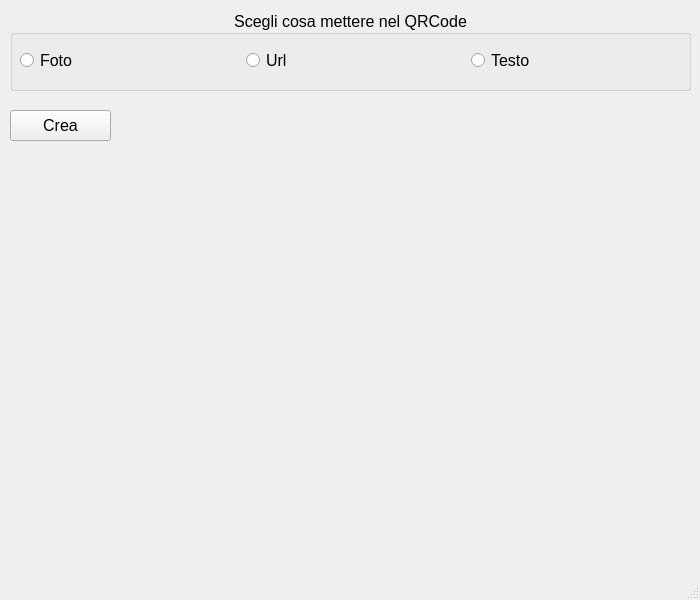
Qt form main.ui (mattepuffo/MPQrcode) before a commit.
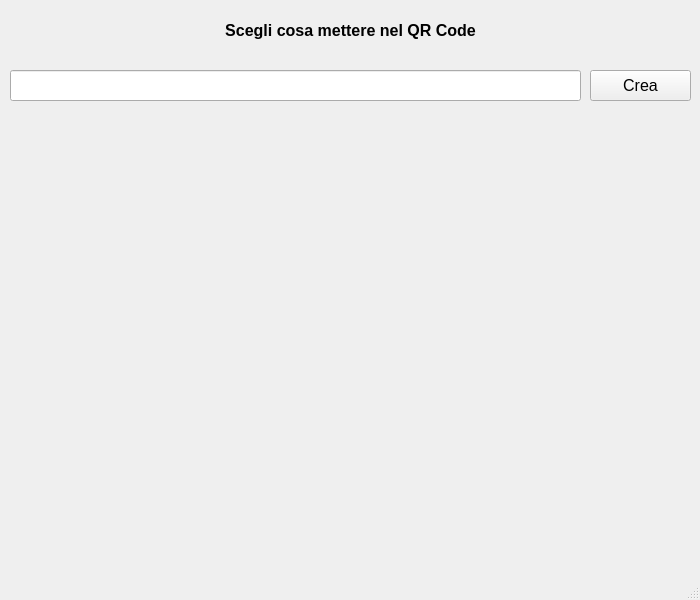
The same form after that commit.

```diff
--- a/main.ui
+++ b/main.ui
@@ -26,78 +26,55 @@
    <string>MPQRcode</string>
   </property>
   <widget class="QWidget" name="centralwidget">
-   <widget class="QGroupBox" name="groupBox">
+   <widget class="QPushButton" name="btnCrea">
+    <property name="geometry">
+     <rect>
+      <x>590</x>
+      <y>70</y>
+      <width>101</width>
+      <height>31</height>
+     </rect>
+    </property>
+    <property name="font">
+     <font>
+      <pointsize>12</pointsize>
+     </font>
+    </property>
+    <property name="text">
+     <string>Crea</string>
+    </property>
+   </widget>
+   <widget class="QLabel" name="label">
     <property name="geometry">
      <rect>
       <x>10</x>
       <y>10</y>
       <width>681</width>
-      <height>81</height>
+      <height>41</height>
      </rect>
     </property>
     <property name="font">
      <font>
       <pointsize>12</pointsize>
-      <bold>false</bold>
+      <bold>true</bold>
      </font>
     </property>
-    <property name="title">
-     <string>Scegli cosa mettere nel QRCode</string>
+    <property name="text">
+     <string>Scegli cosa mettere nel QR Code</string>
     </property>
     <property name="alignment">
      <set>Qt::AlignCenter</set>
     </property>
-    <widget class="QWidget" name="horizontalLayoutWidget">
-     <property name="geometry">
-      <rect>
-       <x>10</x>
-       <y>30</y>
-       <width>671</width>
-       <height>41</height>
-      </rect>
-     </property>
-     <layout class="QHBoxLayout" name="horizontalLayout">
-      <item>
-       <widget class="QRadioButton" name="radioFoto">
-        <property name="text">
-         <string>Foto</string>
-        </property>
-       </widget>
-      </item>
-      <item>
-       <widget class="QRadioButton" name="radioUrl">
-        <property name="text">
-         <string>Url</string>
-        </property>
-       </widget>
-      </item>
-      <item>
-       <widget class="QRadioButton" name="radioTesto">
-        <property name="text">
-         <string>Testo</string>
-        </property>
-       </widget>
-      </item>
-     </layout>
-    </widget>
    </widget>
-   <widget class="QPushButton" name="btnCrea">
+   <widget class="QLineEdit" name="txtTesto">
     <property name="geometry">
      <rect>
       <x>10</x>
-      <y>110</y>
-      <width>101</width>
+      <y>70</y>
+      <width>571</width>
       <height>31</height>
      </rect>
     </property>
-    <property name="font">
-     <font>
-      <pointsize>12</pointsize>
-     </font>
-    </property>
-    <property name="text">
-     <string>Crea</string>
-    </property>
    </widget>
   </widget>
   <widget class="QMenuBar" name="menubar">
```
